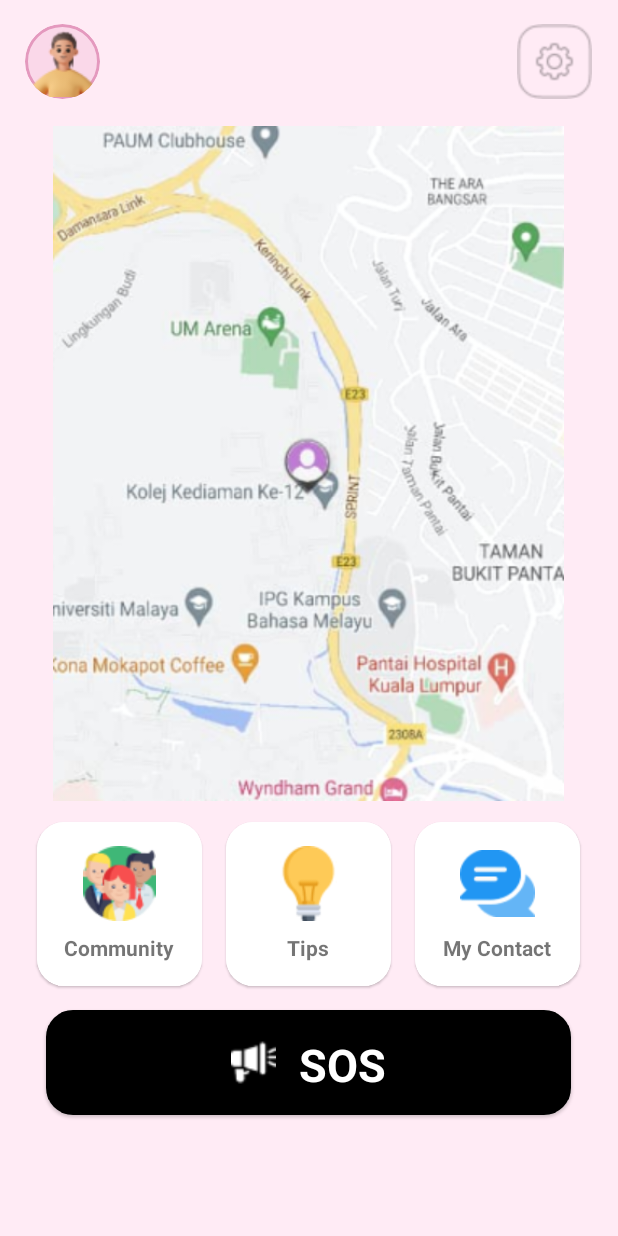
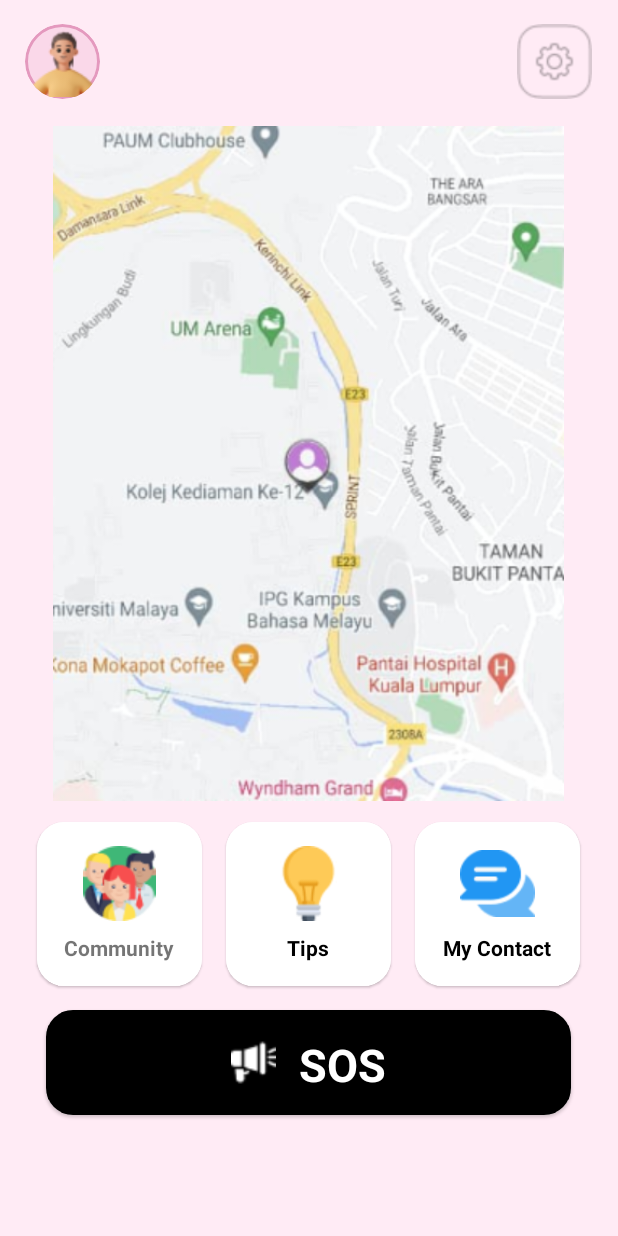
Before and after one commit to Churippo/SHE_SAFE, an Android app: the screen it shows after launch once a user with an empty profile is signed in (MainActivity), on a phone screen of 412 x 824 dp. Run offline under Robolectric (Android 15) with nearby library versions, the phone set to English and light mode, and no system bars; our stand-ins replace Firebase (no records; nobody signed in at launch, a user with empty details on screens opened directly).

Commit message:
all this file

```diff
--- a/app/src/main/java/com/example/she_safe/MainActivity.java
+++ b/app/src/main/java/com/example/she_safe/MainActivity.java
@@ -108,8 +108,9 @@
     }
 
     private void loadUserProfilePicture(ImageView profilePictureImageView) {
+        String userId = FirebaseAuth.getInstance().getCurrentUser().getUid();
         FirebaseFirestore db = FirebaseFirestore.getInstance();
-        DocumentReference userRef = db.collection("Users").document("nxRrSpdgwWTDuwMQI9Wx");
+        DocumentReference userRef = db.collection("users").document(userId);
 
         userRef.get().addOnSuccessListener(new OnSuccessListener<DocumentSnapshot>() {
             @Override
--- a/app/src/main/res/drawable/rounded_border_button.xml
+++ b/app/src/main/res/drawable/rounded_border_button.xml
@@ -2,7 +2,7 @@
 <!-- rounded_border.xml -->
 <shape xmlns:android="http://schemas.android.com/apk/res/android">
     <solid android:color="@android:color/black" />
-    <corners android:radius="8dp" /> <!-- Adjust radius for desired roundness -->
+    <corners android:radius="8dp" />
     <stroke
         android:width="2dp"
     android:color="@color/buttonColor" />
--- a/app/src/main/res/layout/activity_main.xml
+++ b/app/src/main/res/layout/activity_main.xml
@@ -4,7 +4,7 @@
     xmlns:tools="http://schemas.android.com/tools"
     android:layout_width="match_parent"
     android:layout_height="match_parent"
-    android:background="#FFEBF5"
+    android:background="@color/settingbg"
     android:padding="16dp"
     tools:context=".MainActivity">
 
@@ -46,6 +46,7 @@
                     android:layout_height="wrap_content"
                     android:text="Hello, Username"
                     android:textStyle="bold"
+                    android:textColor="@color/black"
                     android:textSize="20dp"
                     android:layout_marginRight="60dp"
                     />
@@ -84,6 +85,7 @@
                 android:src="@drawable/setting"
                 android:adjustViewBounds="true"
                 android:scaleType="fitCenter"
+                app:tint="@color/black"
                 android:layout_marginBottom="18dp"
                 android:layout_marginLeft="25dp"/>
         </LinearLayout>
@@ -115,7 +117,7 @@
                     android:layout_width="110dp"
                     android:layout_height="wrap_content"
                     android:orientation="vertical"
-                    android:background="#FFFFFF"
+                    android:background="@color/greyish"
                     android:padding="16dp"
                     android:gravity="center">
 
@@ -153,7 +155,7 @@
                     android:layout_width="110dp"
                     android:layout_height="wrap_content"
                     android:orientation="vertical"
-                    android:background="#FFFFFF"
+                    android:background="@color/greyish"
                     android:padding="16dp"
                     android:gravity="center">
 
@@ -171,6 +173,7 @@
                         android:layout_height="wrap_content"
                         android:text="Tips"
                         android:textStyle="bold"
+                        android:textColor="@color/black"
                         />
 
                 </LinearLayout>
@@ -188,7 +191,7 @@
                     android:layout_width="110dp"
                     android:layout_height="wrap_content"
                     android:orientation="vertical"
-                    android:background="#FFFFFF"
+                    android:background="@color/greyish"
                     android:padding="16dp"
                     android:gravity="center">
 
@@ -206,6 +209,7 @@
                         android:layout_height="wrap_content"
                         android:text="My Contact"
                         android:textStyle="bold"
+                        android:textColor="@color/black"
                         />
 
                 </LinearLayout>
--- a/app/src/main/res/values/colors.xml
+++ b/app/src/main/res/values/colors.xml
@@ -33,7 +33,9 @@
     <color name="pink_20">#33F6ABB6</color>
     <color name="lollipop_20">#33009688</color>
     <color name="buttonColor">#000000</color>
-
+    <color name="textColorWhite">#FFFFFFFF</color>
+    <color name="settingbg">#FFEBF5</color>
+    <color name="greyish">#FFFFFF</color>
     <color name="transparent">#00000000</color>
     <color name="my_custom_color">#FFD7E9</color>
     <color name="my_tint_color">#FFD7E9</color>
```
Also changed, not shown: app/src/main/java/com/example/she_safe/ProfilePageActivity.java (+42 -13 lines), app/src/main/java/com/example/she_safe/Register.java (+39 -0 lines), app/src/main/java/com/example/she_safe/SettingPageActivity.java (+14 -22 lines), app/src/main/res/layout/activity_setting_page.xml (+5 -28 lines), app/src/main/res/values-night/colors.xml (added, +23 -0 lines).
